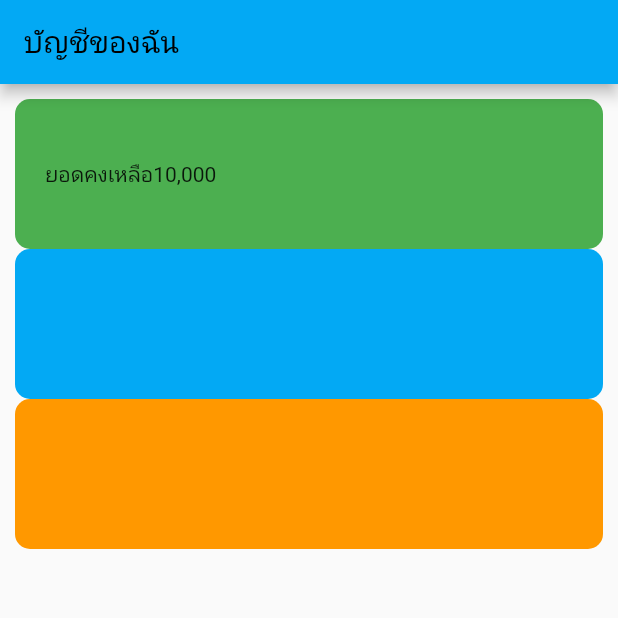
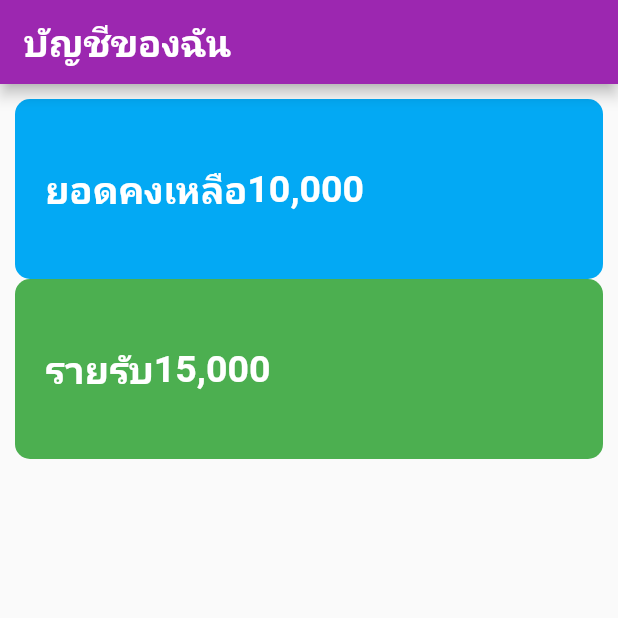
Before and after one commit to tossarporn/beginner_flutter, a Flutter app: the screen it shows after launch, on a phone screen of 412 x 824 dp, the top half of it. Run offline on Flutter 3.47's test engine with Material 2 defaults, Android fonts, the phone set to English and light mode, and no system bars.

Commit message:
definde_Container_TextStyle

```diff
--- a/lib/main.dart
+++ b/lib/main.dart
@@ -14,7 +14,7 @@ class Myapp extends StatelessWidget {
     return MaterialApp(
       title: "my App",
       home: MyhomePage(),
-      theme: ThemeData(primarySwatch: Colors.lightBlue),
+      theme: ThemeData(primarySwatch: Colors.purple),
     );
   }
 }
@@ -40,40 +40,66 @@ class _MyhomePageState extends State<MyhomePage> {
   Widget build(BuildContext context) {
     return Scaffold(
         appBar: AppBar(
-          title: Text("บัญชีของฉัน"),
+          title: Text("บัญชีของฉัน",
+              style: TextStyle(
+                  fontSize: 25,
+                  color: Colors.white,
+                  fontWeight: FontWeight.bold)),
         ),
         body: Padding(
-          padding: const EdgeInsets.all(10.0),//ระยะห่างร่วม
+          padding: const EdgeInsets.all(10.0), //ระยะห่างร่วม
           child: Column(
             children: [
               Container(
-                padding: const EdgeInsets.all(20.0),//ระยะห่างเจาะจงในContainerนั้นๆ
+                padding:
+                    const EdgeInsets.all(20.0), //ระยะห่างเจาะจงในContainerนั้นๆ
                 decoration: BoxDecoration(
-                    color: Colors.green,
+                    color: Colors.lightBlue,
                     borderRadius: BorderRadius.circular(10)),
-                height: 100,
+                height: 120,
                 child: Row(
                   children: [
-                    Text("ยอดคงเหลือ"),
-                    Text("10,000"),
+                    Text(
+                      "ยอดคงเหลือ",
+                      style: TextStyle(
+                          fontSize: 25,
+                          color: Colors.white,
+                          fontWeight: FontWeight.bold),
+                    ),
+                    Text("10,000",
+                        style: TextStyle(
+                            fontSize: 25,
+                            color: Colors.white,
+                            fontWeight: FontWeight.bold)),
                   ],
                 ),
               ),
               Container(
+                padding:
+                    const EdgeInsets.all(20.0), //ระยะห่างเจาะจงในContainerนั้นๆ
                 decoration: BoxDecoration(
-                    color: Colors.lightBlue,
+                    color: Colors.green,
                     borderRadius: BorderRadius.circular(10)),
-                height: 100,
-              ),
-              Container(
-                decoration: BoxDecoration(
-                    color: Colors.orange,
-                    borderRadius: BorderRadius.circular(10)),
-                height: 100,
+                height: 120,
+                child: Row(
+                  children: [
+                    Text(
+                      "รายรับ",
+                      style: TextStyle(
+                          fontSize: 25,
+                          color: Colors.white,
+                          fontWeight: FontWeight.bold),
+                    ),
+                    Text("15,000",
+                        style: TextStyle(
+                            fontSize: 25,
+                            color: Colors.white,
+                            fontWeight: FontWeight.bold)),
+                  ],
+                ),
               ),
             ],
           ),
-        )
-      );
+        ));
   }
 }
```
